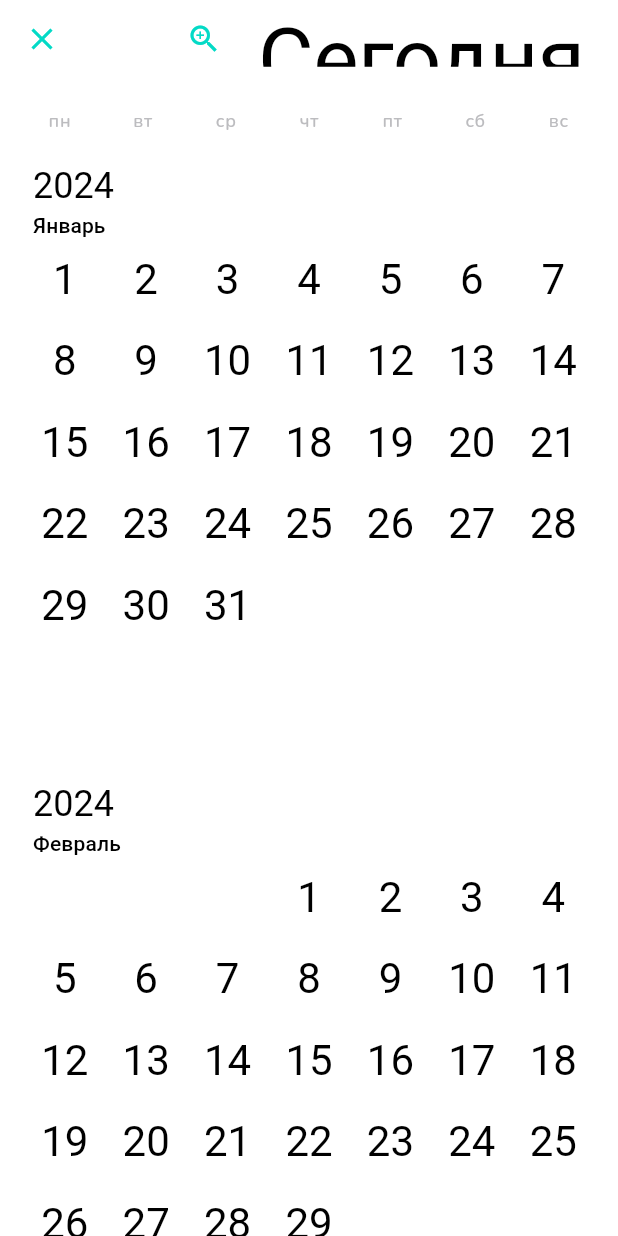
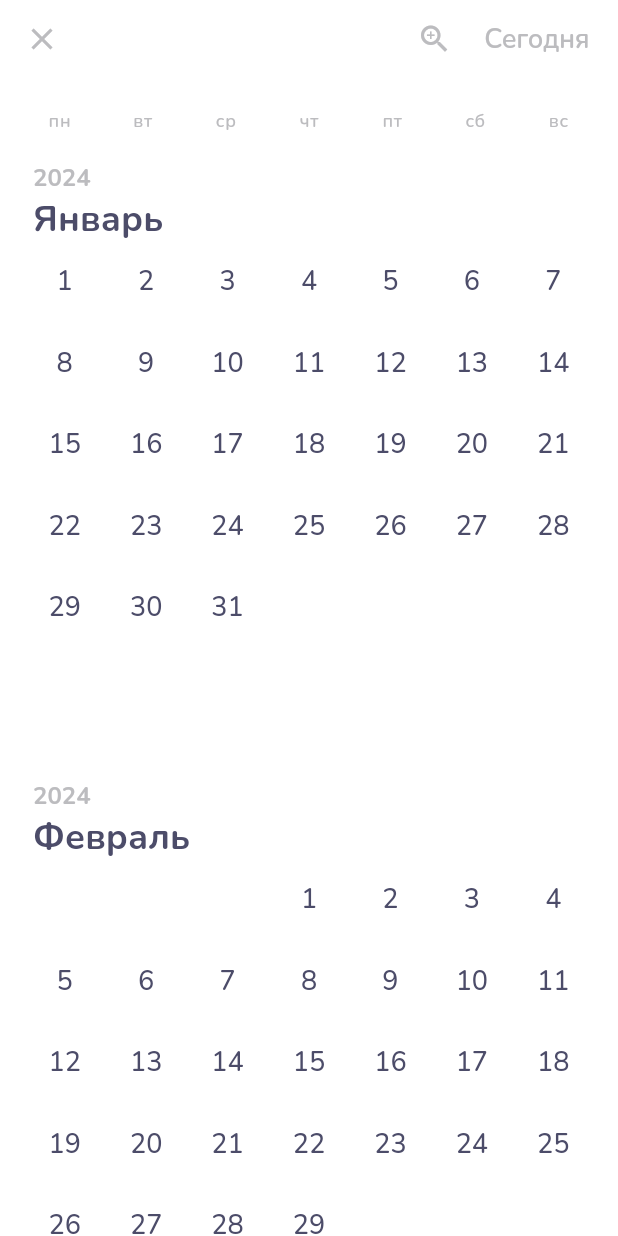
Before and after one commit to gabralava/tz, a Flutter app: the CalendarScreen screen opened directly, on a phone screen of 412 x 824 dp. Run offline on Flutter 3.47's test engine with Material 3 defaults, Android fonts, the phone set to English and light mode, and no system bars.

Commit message:
Изменения в темах

```diff
--- a/lib/theme/color_theme.dart
+++ b/lib/theme/color_theme.dart
@@ -9,7 +9,9 @@ class ThemeDataStyle {
     ),
     colorScheme: const ColorScheme.light(
       primaryContainer: Color.fromRGBO(255, 135, 2, 1),
+      primary: Color.fromRGBO(225, 135, 2, 0.25),
       secondaryContainer: Color.fromRGBO(242, 242, 242, 1),
+      secondary: Color.fromRGBO(188, 188, 191, 1),
       surface: Color.fromRGBO(225, 221, 216, 1),
     ),
     textTheme: TextThemeStyle.light,
--- a/lib/theme/text_theme.dart
+++ b/lib/theme/text_theme.dart
@@ -2,14 +2,20 @@ import 'package:flutter/material.dart';
 
 class TextThemeStyle {
   static TextTheme light = const TextTheme(
+    displayLarge: TextStyle(fontSize: 18, fontWeight: FontWeight.w600, color: Color.fromRGBO(188, 188, 191, 1), fontFamily: 'Nunito'),
+    displayMedium: TextStyle(fontSize: 14, fontWeight: FontWeight.w700, color: Color.fromRGBO(76, 76, 105, 1), fontFamily: 'Nunito'),
+    displaySmall: TextStyle(fontSize: 10, fontWeight: FontWeight.w500, color: Color.fromRGBO(76, 76, 105, 1), fontFamily: 'Nunito'),
     headlineLarge: TextStyle(fontSize: 18, fontWeight: FontWeight.w700, color: Color.fromRGBO(188, 188, 191, 1), fontFamily: 'Nunito'),
-    labelMedium: TextStyle(fontSize: 12, fontWeight: FontWeight.w500, color: Color.fromRGBO(255, 255, 255, 1), fontFamily: 'Nunito'),
-    labelSmall: TextStyle(fontSize: 12, fontWeight: FontWeight.w500, color: Color.fromRGBO(188, 188, 191, 1), fontFamily: 'Nunito'),
+    headlineMedium: TextStyle(fontSize: 18, fontWeight: FontWeight.w500, color: Color.fromRGBO(76, 76, 105, 1), fontFamily: 'Nunito'),
+    headlineSmall: TextStyle(fontSize: 16, fontWeight: FontWeight.w700, color: Color.fromRGBO(188, 188, 191, 1), fontFamily: 'Nunito'),
     titleLarge: TextStyle(fontSize: 16, fontWeight: FontWeight.w800, color: Color.fromRGBO(76, 76, 105, 1), fontFamily: 'Nunito'),
     titleMedium: TextStyle(fontSize: 14, fontWeight: FontWeight.w400, color: Color.fromRGBO(76, 76, 105, 1), fontFamily: 'Nunito'),
     titleSmall: TextStyle(fontSize: 11, fontWeight: FontWeight.w400, color: Color.fromRGBO(76, 76, 105, 1), fontFamily: 'Nunito'),
     bodyLarge: TextStyle(fontSize: 14, fontWeight: FontWeight.w400, color: Color.fromRGBO(188, 188, 191, 1), fontFamily: 'Nunito'),
     bodyMedium: TextStyle(fontSize: 11, fontWeight: FontWeight.w400, color: Color.fromRGBO(188, 188, 191, 1), fontFamily: 'Nunito'),
     bodySmall: TextStyle(fontSize: 11, fontWeight: FontWeight.w400, color: Color.fromRGBO(255, 255, 255, 1), fontFamily: 'Nunito'),
+    labelLarge: TextStyle(fontSize: 24, fontWeight: FontWeight.w700, color: Color.fromRGBO(76, 76, 105, 1), fontFamily: 'Nunito'),
+    labelMedium: TextStyle(fontSize: 12, fontWeight: FontWeight.w500, color: Color.fromRGBO(255, 255, 255, 1), fontFamily: 'Nunito'),
+    labelSmall: TextStyle(fontSize: 12, fontWeight: FontWeight.w500, color: Color.fromRGBO(188, 188, 191, 1), fontFamily: 'Nunito'),
   );
 }
```
